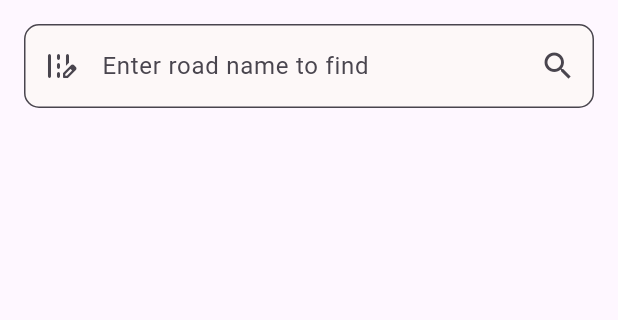
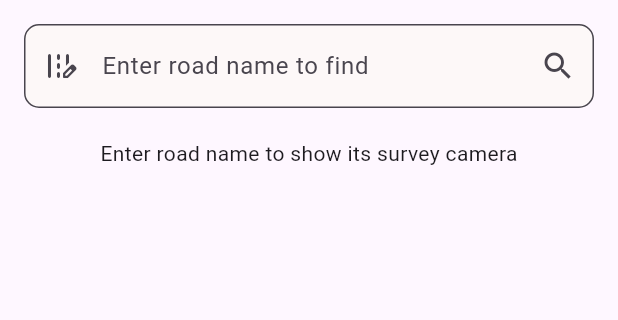
Before and after one commit to GDSC-BetterLuck/GDSC_FE, a Flutter app: the CameraSurveyWidget screen opened directly, on a phone screen of 412 x 824 dp, the part 84-404 px from its top. Run offline on Flutter 3.47's test engine with Material 3 defaults, Android fonts, the phone set to English and light mode, and no system bars; our stand-ins replace flutter_map, flutter_native_splash, group_button, latlong2, persistent_bottom_nav_bar, syncfusion_flutter_charts.

Commit message:
finish basic feature app

```diff
--- a/lib/pages/CameraSurvey/camera_survey.dart
+++ b/lib/pages/CameraSurvey/camera_survey.dart
@@ -1,4 +1,6 @@
 import 'package:flutter/material.dart';
+import 'package:flutter/widgets.dart';
+import 'package:jamera/pages/CameraSurvey/fine_items.dart';
 
 class CameraSurveyWidget extends StatefulWidget {
   const CameraSurveyWidget({super.key});
@@ -8,6 +10,12 @@ class CameraSurveyWidget extends StatefulWidget {
 }
 
 class _CameraSurveyWidgetState extends State<CameraSurveyWidget> {
+  bool shownCam = false;
+  void showCamHandler(){
+    setState(() {
+      shownCam = true;
+    });
+  }
   @override
   Widget build(BuildContext context) {
     return Scaffold(
@@ -42,14 +50,38 @@ class _CameraSurveyWidgetState extends State<CameraSurveyWidget> {
                             width: 1, color: Colors.transparent),
                         borderRadius: BorderRadius.circular(10.0)),
                     suffixIcon: IconButton(
-                        onPressed: () {},
+                        onPressed: () {
+                          showCamHandler();
+                        },
                         splashColor: Colors.blue,
                         tooltip: 'Find road',
                         icon: const Icon(Icons.search)),
                     filled: true,
                     fillColor: const Color.fromARGB(255, 253, 248, 248),
                   )),
+              SizedBox(height: 20,),
+              (shownCam) ? Column(
+                children: [
+                  Container(
+                    width: double.infinity,
+                    height: 200,
+                    decoration: const  BoxDecoration(
+                      image: DecorationImage(
+                        image: AssetImage("assets/images/traffic.png"),
+                      )
+                    ),
+                  ),
+                  const SizedBox(height: 20,),
+                  const Text("History", style: TextStyle(fontSize: 25, fontWeight: FontWeight.w700),),
+                  const Divider(thickness: 1, height: 15, indent: 40, endIndent: 40,),
+                  const FineItems(date: "20/12",time: "19:00", type: "Red Light Traffic ", trafficPlate: "51G-89112"),
+                  const FineItems(date: "01/01",time: "19:00", type: "Turn Left Wrong Lane", trafficPlate: "51G-12383"),
+                  const FineItems(date: "20/01",time: "19:00", type: "Turn Right Wrong Lane", trafficPlate: "51G-31412"),
+                  const FineItems(date: "25/01",time: "19:00", type: "Over Speed Limit ", trafficPlate: "51G-41726"),
+                  const FineItems(date: "01/02",time: "19:00", type: "Red Light Traffic ", trafficPlate: "51G-71655"),
 
+                ],
+              ): Text("Enter road name to show its survey camera"),
             ],
           ),
         ),
```
Also changed, not shown: lib/pages/CameraSurvey/fine_items.dart (added, +44 -0 lines), lib/pages/Community/community.dart (+5 -5 lines), lib/pages/Community/post_about_router.dart (+4 -4 lines), lib/pages/Home/home.dart (+4 -4 lines), lib/pages/Welcome/login_outside.dart (+30 -9 lines).
